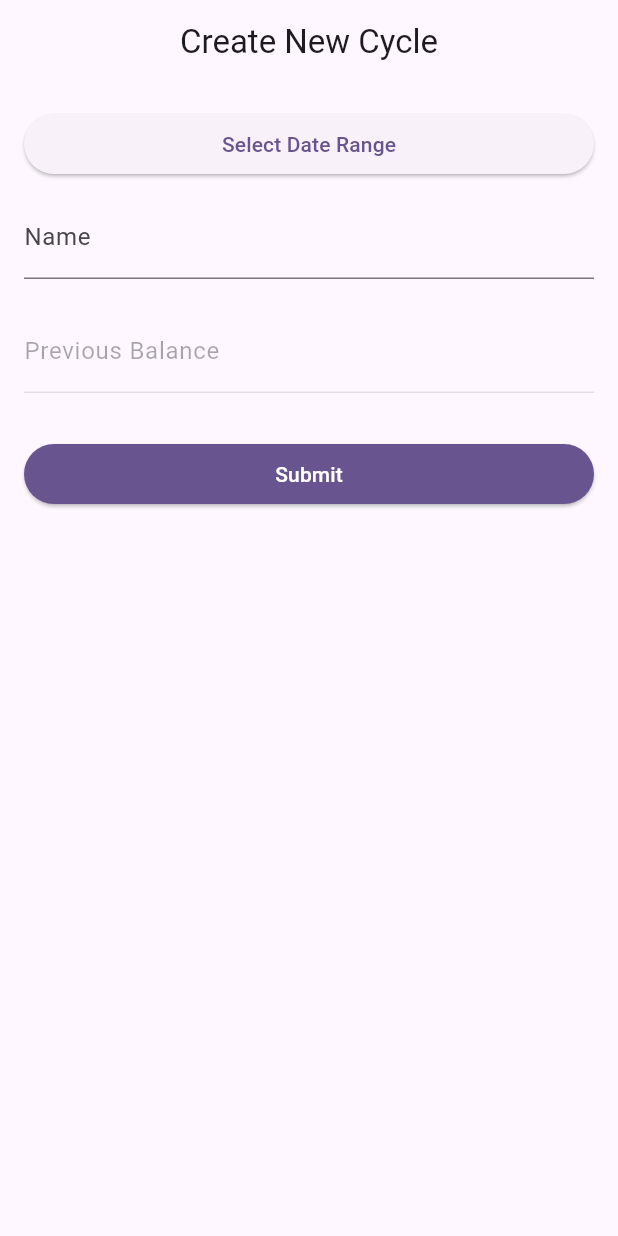
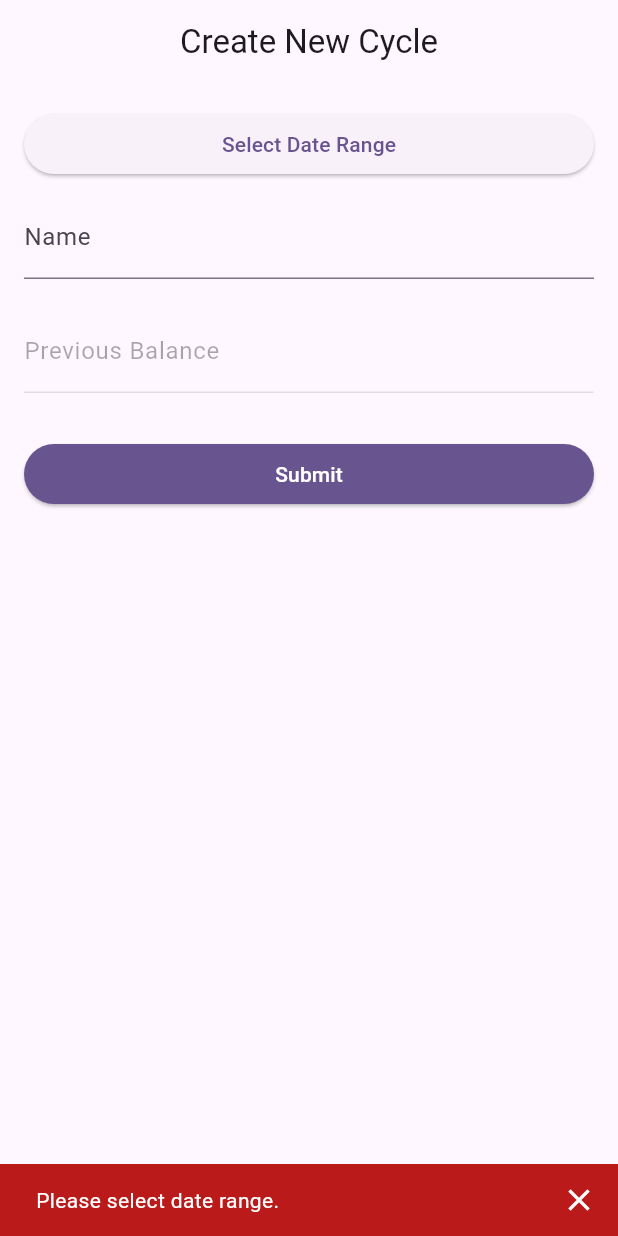
Before and after one commit to mussyahmi/my_finance_mate, a Flutter app: the AddCyclePage screen opened directly, after a tap on "Submit", on a phone screen of 412 x 824 dp. Run offline on Flutter 3.47's test engine with Material 3 defaults, Android fonts, the phone set to English and light mode, and no system bars; drawn by our look-alikes of google_mobile_ads; our stand-ins replace adaptive_theme, cloud_firestore, device_info_plus, file_picker, firebase_auth, firebase_core and 7 more; accounts and stored records are empty; network calls fail.

Commit message:
Add validation to add cycle form page

```diff
--- a/lib/pages/add_cycle_page.dart
+++ b/lib/pages/add_cycle_page.dart
@@ -85,6 +85,8 @@ class AddCyclePageState extends State<AddCyclePage> {
   Widget build(BuildContext context) {
     return PopScope(
       canPop: false,
+      child: GestureDetector(
+        onTap: () => FocusManager.instance.primaryFocus?.unfocus(),
         child: Scaffold(
           appBar: AppBar(
             title: const Text('Create New Cycle'),
@@ -94,8 +96,6 @@ class AddCyclePageState extends State<AddCyclePage> {
           body: Column(
             children: [
               Expanded(
-              child: GestureDetector(
-                onTap: () => FocusManager.instance.primaryFocus?.unfocus(),
                 child: SingleChildScrollView(
                   child: Padding(
                     padding: const EdgeInsets.all(16.0),
@@ -147,6 +147,8 @@ class AddCyclePageState extends State<AddCyclePage> {
                         const SizedBox(height: 30),
                         ElevatedButton(
                           onPressed: () async {
+                            FocusManager.instance.primaryFocus?.unfocus();
+
                             if (_isLoading) return;
 
                             setState(() {
@@ -184,7 +186,6 @@ class AddCyclePageState extends State<AddCyclePage> {
                   ),
                 ),
               ),
-            ),
               if (_bannerAd != null)
                 SizedBox(
                   height: 60.0,
@@ -193,11 +194,31 @@ class AddCyclePageState extends State<AddCyclePage> {
             ],
           ),
         ),
+      ),
     );
   }
 
   Future<void> _updateTransactionToFirebase() async {
-    if (selectedDateRange != null) {
+    //* Validate the form data
+    final message = _validate(selectedDateRange, cycleNameController.text,
+        openingBalanceController.text);
+
+    if (message.isNotEmpty) {
+      final snackBar = SnackBar(
+        content: Text(
+          message,
+          style: TextStyle(color: Theme.of(context).colorScheme.onError),
+        ),
+        backgroundColor: Theme.of(context).colorScheme.error,
+        showCloseIcon: true,
+        closeIconColor: Theme.of(context).colorScheme.onError,
+      );
+
+      ScaffoldMessenger.of(context).showSnackBar(snackBar);
+
+      return;
+    }
+
     final adjustedEndDate = selectedDateRange!.end
         .add(const Duration(days: 1))
         .subtract(const Duration(minutes: 1));
@@ -240,10 +261,47 @@ class AddCyclePageState extends State<AddCyclePage> {
     Navigator.pushAndRemoveUntil(
       context,
       MaterialPageRoute(builder: (context) => const DashboardPage()),
-        (route) =>
-            false, //* This line removes all previous routes from the stack
+      (route) => false, //* This line removes all previous routes from the stack
     );
   }
+
+  String _validate(
+      DateTimeRange? selectedDateRange, String cycleName, String amount) {
+    if (selectedDateRange == null) {
+      return 'Please select date range.';
+    }
+
+    if (cycleName.isEmpty) {
+      return 'Please enter cycle\'s name.';
+    }
+
+    if (amount.isEmpty) {
+      return 'Please enter opening balance\'s amount.';
+    }
+
+    //* Remove any commas from the string
+    String cleanedValue = amount.replaceAll(',', '');
+
+    //* Check if the cleaned value is a valid double
+    if (double.tryParse(cleanedValue) == null) {
+      return 'Please enter a valid number.';
+    }
+
+    //* Check if the value is a positive number
+    if (double.parse(cleanedValue) <= 0) {
+      return 'Please enter a positive value.';
+    }
+
+    //* Custom currency validation (you can modify this based on your requirements)
+    //* Here, we are checking if the value has up to 2 decimal places
+    List<String> splitValue = cleanedValue.split('.');
+    if (splitValue.length > 1 && splitValue[1].length > 2) {
+      return 'Please enter a valid currency value with up to 2 decimal places';
+    }
+
+    openingBalanceController.text = cleanedValue;
+
+    return '';
   }
 
   Future<void> copyCategoriesFromLastCycle(User user, String newCycleId) async {
--- a/lib/pages/transaction_form_page.dart
+++ b/lib/pages/transaction_form_page.dart
@@ -86,14 +86,14 @@ class TransactionFormPageState extends State<TransactionFormPage> {
   Widget build(BuildContext context) {
     return PopScope(
       canPop: !_isLoading,
-      child: Scaffold(
-        appBar: AppBar(
-          title: Text('${widget.action} Transaction'),
-          centerTitle: true,
-        ),
-        body: GestureDetector(
-          onTap: () => FocusManager.instance.primaryFocus?.unfocus(),
-          child: SingleChildScrollView(
+      child: GestureDetector(
+        onTap: () => FocusManager.instance.primaryFocus?.unfocus(),
+        child: Scaffold(
+          appBar: AppBar(
+            title: Text('${widget.action} Transaction'),
+            centerTitle: true,
+          ),
+          body: SingleChildScrollView(
             child: Padding(
               padding: const EdgeInsets.all(16.0),
               child: Column(
@@ -358,6 +358,8 @@ class TransactionFormPageState extends State<TransactionFormPage> {
                   const SizedBox(height: 30),
                   ElevatedButton(
                     onPressed: () async {
+                      FocusManager.instance.primaryFocus?.unfocus();
+
                       if (_isLoading) return;
 
                       setState(() {
```
Lines whose indentation alone changed are shown as unchanged.
